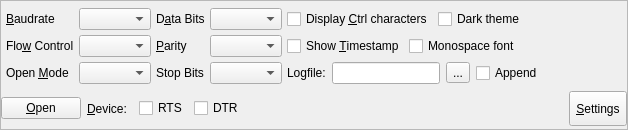
First picture: the form in controlpanel.ui, repository michal-narajowski/CuteCom, before the edit.
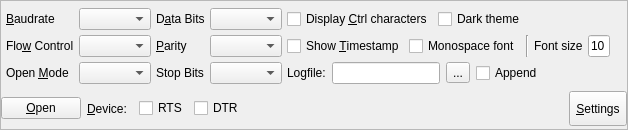
Second picture: the form after the edit. Custom widgets are drawn as their Qt base class.

Commit message: Added font size option to settings and cpanel

What changed in the file:
```diff
--- a/controlpanel.ui
+++ b/controlpanel.ui
@@ -116,6 +116,33 @@
          </property>
         </widget>
        </item>
+       <item>
+        <widget class="Line" name="line">
+         <property name="orientation">
+          <enum>Qt::Vertical</enum>
+         </property>
+        </widget>
+       </item>
+       <item>
+        <widget class="QLabel" name="label_fontSize">
+         <property name="text">
+          <string>Font size</string>
+         </property>
+        </widget>
+       </item>
+       <item>
+        <widget class="QLineEdit" name="m_fontSize_edit">
+         <property name="maximumSize">
+          <size>
+           <width>30</width>
+           <height>16777215</height>
+          </size>
+         </property>
+         <property name="text">
+          <string>10</string>
+         </property>
+        </widget>
+       </item>
        <item>
         <spacer name="horizontalSpacer_4">
          <property name="orientation">
```
The commit also changes 3 other files.
